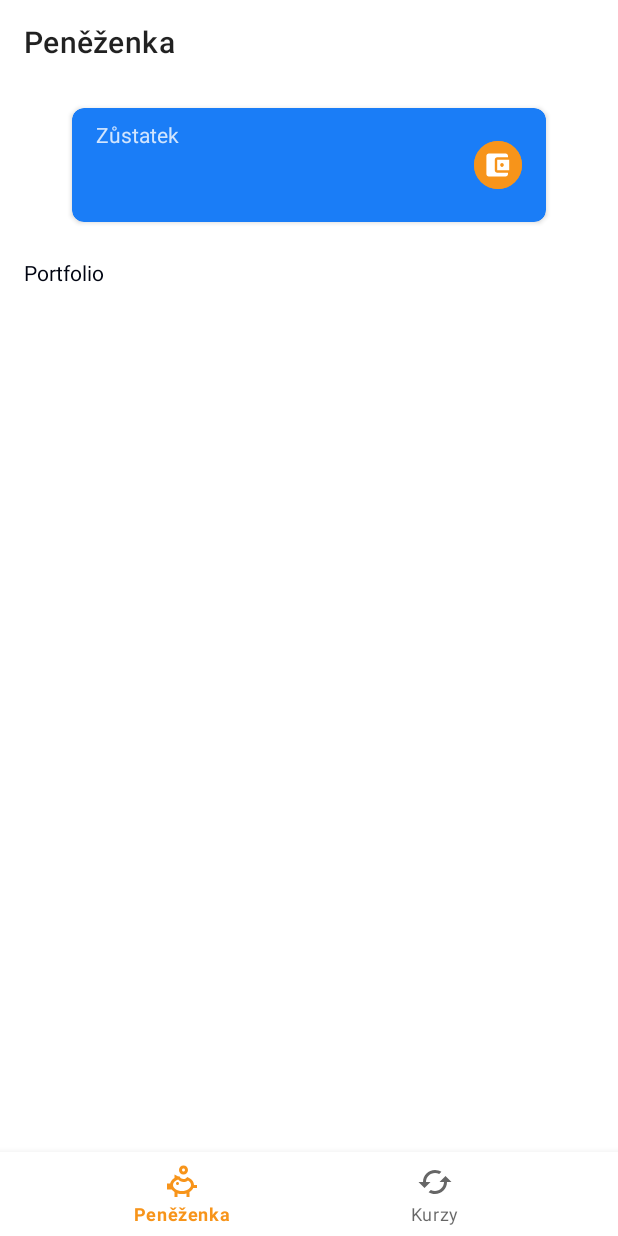
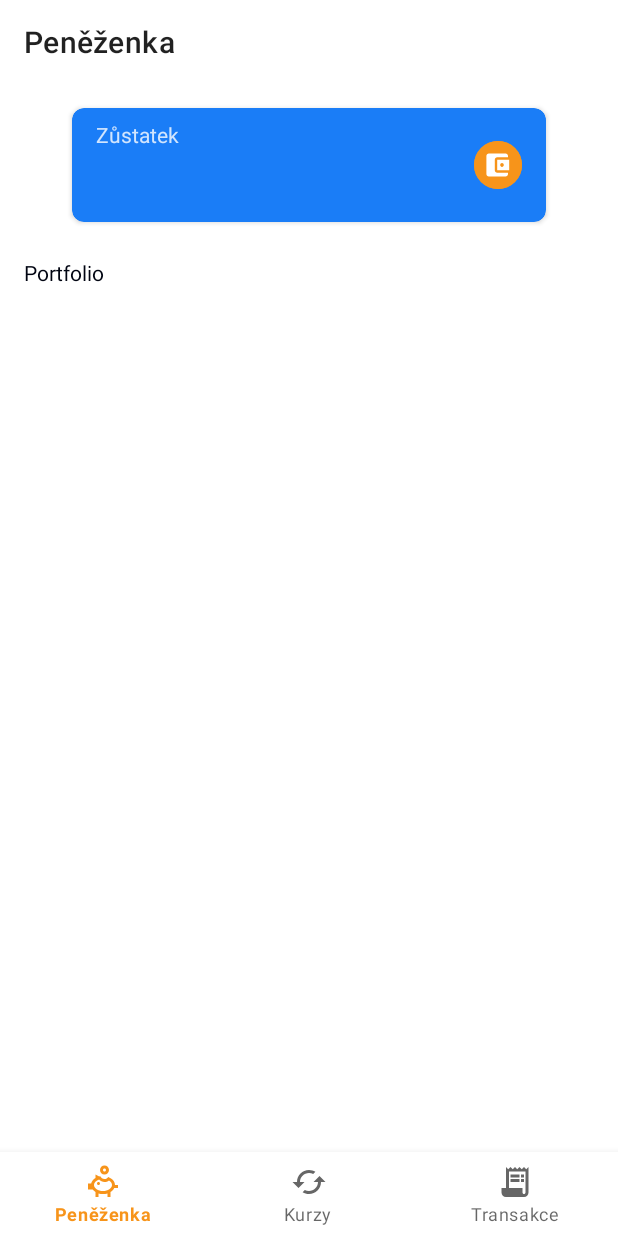
Before and after one commit to MaderaJan/CryptoMock_public, an Android app: the screen it shows after launch (MainActivity), on a phone screen of 412 x 824 dp. Run offline under Robolectric (Android 15) with nearby library versions, the phone set to English and light mode, and no system bars; 7 statements that could not run were skipped.

Commit message:
add transcations to project

```diff
--- a/app/build.gradle
+++ b/app/build.gradle
@@ -1,6 +1,7 @@
 plugins {
     id 'com.android.application'
     id 'kotlin-android'
+    id 'org.jetbrains.kotlin.kapt'
 }
 
 android {
@@ -54,6 +55,10 @@ dependencies {
     implementation 'com.squareup.retrofit2:retrofit:2.9.0'
     implementation 'com.squareup.okhttp3:logging-interceptor:4.9.0'
 
+    implementation 'androidx.room:room-runtime:2.2.6'
+    implementation 'androidx.room:room-ktx:2.2.6'
+    kapt('androidx.room:room-compiler:2.2.6')
+
     testImplementation 'junit:junit:4.13.2'
     androidTestImplementation 'androidx.test.ext:junit:1.1.2'
     androidTestImplementation 'androidx.test.espresso:espresso-core:3.3.0'
--- a/app/src/main/java/cz/maderajan/cryptomock/MainActivity.kt
+++ b/app/src/main/java/cz/maderajan/cryptomock/MainActivity.kt
@@ -5,6 +5,7 @@ import androidx.appcompat.app.AppCompatActivity
 import androidx.fragment.app.Fragment
 import cz.maderajan.cryptomock.databinding.ActivityMainBinding
 import cz.maderajan.cryptomock.ui.exchangerate.ExchangeRatesFragment
+import cz.maderajan.cryptomock.ui.transactions.TransactionsFragment
 import cz.maderajan.cryptomock.ui.wallet.WalletFragment
 
 class MainActivity : AppCompatActivity() {
@@ -27,6 +28,10 @@ class MainActivity : AppCompatActivity() {
                     switchFragment(ExchangeRatesFragment())
                     true
                 }
+                R.id.action_transactions -> {
+                    switchFragment(TransactionsFragment())
+                    true
+                }
                 else -> false
             }
         }
--- a/app/src/main/java/cz/maderajan/cryptomock/util/extensions.kt
+++ b/app/src/main/java/cz/maderajan/cryptomock/util/extensions.kt
@@ -3,6 +3,10 @@ package cz.maderajan.cryptomock.util
 import android.content.Context
 import android.widget.Toast
 import androidx.annotation.StringRes
+import java.text.SimpleDateFormat
+import java.util.*
+
+private val SIMPLE_DATE_FORMAT = SimpleDateFormat("dd.MM. yyyy HH:mm:ss.SSSZ")
 
 fun Context.toast(@StringRes stringRes: Int) {
     Toast.makeText(this, stringRes, Toast.LENGTH_SHORT).show()
@@ -11,3 +15,5 @@ fun Context.toast(@StringRes stringRes: Int) {
 fun Context.toast(string: String) {
     Toast.makeText(this, string, Toast.LENGTH_SHORT).show()
 }
+
+fun Long.presentableDate(): String = SIMPLE_DATE_FORMAT.format(Date(this))
--- /dev/null
+++ b/app/src/main/res/drawable/ic_transcations.xml
@@ -0,0 +1,23 @@
+<vector xmlns:android="http://schemas.android.com/apk/res/android"
+    android:width="24dp"
+    android:height="24dp"
+    android:autoMirrored="true"
+    android:tint="?attr/colorControlNormal"
+    android:viewportWidth="24"
+    android:viewportHeight="24">
+    <path
+        android:fillColor="@android:color/white"
+        android:pathData="M19.5,3.5L18,2l-1.5,1.5L15,2l-1.5,1.5L12,2l-1.5,1.5L9,2L7.5,3.5L6,2v14H3v3c0,1.66 1.34,3 3,3h12c1.66,0 3,-1.34 3,-3V2L19.5,3.5zM19,19c0,0.55 -0.45,1 -1,1s-1,-0.45 -1,-1v-3H8V5h11V19z" />
+    <path
+        android:fillColor="@android:color/white"
+        android:pathData="M9,7h6v2h-6z" />
+    <path
+        android:fillColor="@android:color/white"
+        android:pathData="M16,7h2v2h-2z" />
+    <path
+        android:fillColor="@android:color/white"
+        android:pathData="M9,10h6v2h-6z" />
+    <path
+        android:fillColor="@android:color/white"
+        android:pathData="M16,10h2v2h-2z" />
+</vector>
--- a/app/src/main/res/menu/menu_bottom_main.xml
+++ b/app/src/main/res/menu/menu_bottom_main.xml
@@ -13,4 +13,10 @@
         android:icon="@drawable/ic_exchange"
         android:title="@string/main_bottom_menu_exchange_rate" />
 
+    <item
+        android:id="@+id/action_transactions"
+        android:enabled="true"
+        android:icon="@drawable/ic_transcations"
+        android:title="@string/main_bottom_menu_transactions" />
+
 </menu>
--- a/app/src/main/res/values/strings.xml
+++ b/app/src/main/res/values/strings.xml
@@ -6,6 +6,7 @@
 
     <string name="main_bottom_menu_wallet">Peněženka</string>
     <string name="main_bottom_menu_exchange_rate">Kurzy</string>
+    <string name="main_bottom_menu_transactions">Transakce</string>
 
     <string name="wallet_card_label_balance">Zůstatek</string>
     <string name="wallet_label_portfolio">Portfolio</string>
@@ -21,4 +22,6 @@
     <string name="exchange_error_not_enough_money">Na peněžence máte nedostatek peněz</string>
     <string name="exchange_error_wrong_money_format">Byl zadán špatný formát měny</string>
     <string name="exchange_error_cannot_exchange">Není možné směnit</string>
+    <string name="from_to_currency_with_bullet">%s \u2022 %s</string>
+    <string name="amount_with_currency">%s %s</string>
 </resources>
```
Also changed, not shown: app/src/main/java/cz/maderajan/cryptomock/database/CryptoMockDatabase.kt (added, +24 -0 lines), app/src/main/java/cz/maderajan/cryptomock/database/TransactionDao.kt (added, +16 -0 lines), app/src/main/java/cz/maderajan/cryptomock/database/TransactionEntity.kt (added, +15 -0 lines), app/src/main/java/cz/maderajan/cryptomock/domain/ExchangePoint.kt (+7 -1 lines), app/src/main/java/cz/maderajan/cryptomock/repository/TransactionRepository.kt (added, +28 -0 lines), app/src/main/java/cz/maderajan/cryptomock/ui/transactions/TransactionAdapter.kt (added, +20 -0 lines), app/src/main/java/cz/maderajan/cryptomock/ui/transactions/TransactionViewHolder.kt (added, +25 -0 lines), app/src/main/java/cz/maderajan/cryptomock/ui/transactions/TransactionsFragment.kt (added, +27 -0 lines), app/src/main/res/layout/fragment_transcations.xml (added, +22 -0 lines), app/src/main/res/layout/item_transcation.xml (added, +54 -0 lines).
